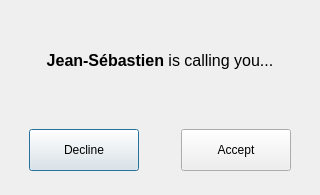
The window that Client/src/widget/class/ReceiveCallDiag/receivecalldiag.ui (Nexus-Software/cpp_babel) describes before a commit, drawn with Qt 5.
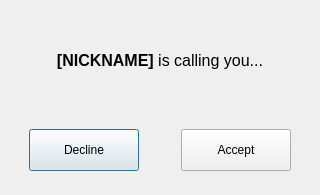
The same window after the commit.

The edit to the form file:
```diff
--- a/Client/src/widget/class/ReceiveCallDiag/receivecalldiag.ui
+++ b/Client/src/widget/class/ReceiveCallDiag/receivecalldiag.ui
@@ -21,7 +21,7 @@
        <item>
         <widget class="QLabel" name="NameCallingText">
          <property name="text">
-          <string>&lt;html&gt;&lt;head/&gt;&lt;body&gt;&lt;p&gt;&lt;span style=&quot; font-size:12pt; font-weight:500;&quot;&gt;Jean-Sébastien&lt;/span&gt;&lt;span style=&quot; font-size:12pt;&quot;&gt; is calling you...&lt;/span&gt;&lt;/p&gt;&lt;/body&gt;&lt;/html&gt;</string>
+          <string>&lt;html&gt;&lt;head/&gt;&lt;body&gt;&lt;p&gt;&lt;span style=&quot; font-size:12pt; font-weight:500;&quot;&gt;[NICKNAME]&lt;/span&gt;&lt;span style=&quot; font-size:12pt;&quot;&gt; is calling you...&lt;/span&gt;&lt;/p&gt;&lt;/body&gt;&lt;/html&gt;</string>
          </property>
          <property name="alignment">
           <set>Qt::AlignCenter</set>
```
